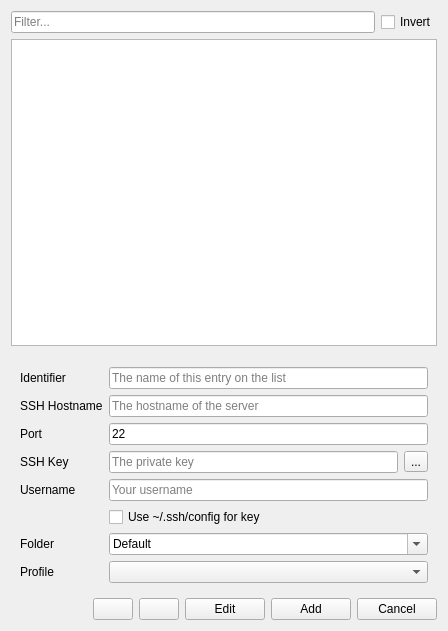
KDE/konsole, file src/plugins/SSHManager/sshwidget.ui: the form before one commit.
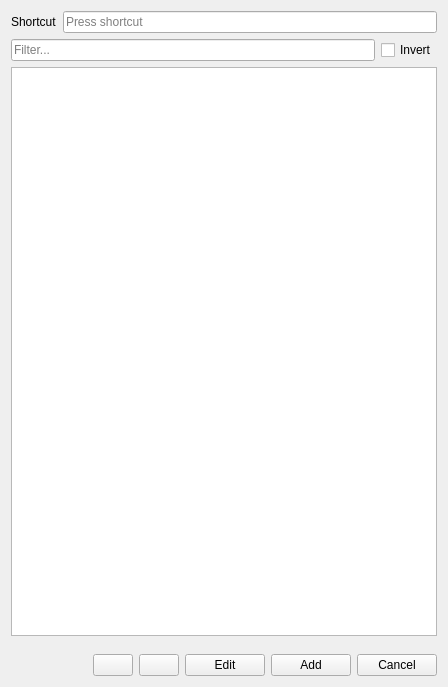
The form after the commit. Icons and pictures are not drawn. Custom widgets are drawn as their Qt base class.

```diff
--- a/src/plugins/SSHManager/sshwidget.ui
+++ b/src/plugins/SSHManager/sshwidget.ui
@@ -7,10 +7,24 @@
     <x>0</x>
     <y>0</y>
     <width>448</width>
-    <height>631</height>
+    <height>687</height>
    </rect>
   </property>
   <layout class="QVBoxLayout" name="verticalLayout">
+   <item>
+    <layout class="QHBoxLayout" name="horizontalLayout_4">
+     <item>
+      <widget class="QLabel" name="label_6">
+       <property name="text">
+        <string>Shortcut</string>
+       </property>
+      </widget>
+     </item>
+     <item>
+      <widget class="QKeySequenceEdit" name="keySequenceEdit"/>
+     </item>
+    </layout>
+   </item>
    <item>
     <layout class="QHBoxLayout" name="horizontalLayout_2">
      <item>
@@ -47,16 +61,28 @@
    </item>
    <item>
     <widget class="QWidget" name="sshInfoPane" native="true">
-     <layout class="QFormLayout" name="formLayout">
-      <item row="0" column="0">
        <widget class="QLabel" name="label_2">
+      <property name="geometry">
+       <rect>
+        <x>52</x>
+        <y>6</y>
+        <width>79</width>
+        <height>27</height>
+       </rect>
+      </property>
         <property name="text">
          <string>Identifier</string>
         </property>
        </widget>
-      </item>
-      <item row="0" column="1">
        <widget class="QLineEdit" name="name">
+      <property name="geometry">
+       <rect>
+        <x>137</x>
+        <y>6</y>
+        <width>186</width>
+        <height>41</height>
+       </rect>
+      </property>
         <property name="toolTip">
          <string>A name for this ssh entry</string>
         </property>
@@ -64,16 +90,28 @@
          <string>The name of this entry on the list</string>
         </property>
        </widget>
-      </item>
-      <item row="1" column="0">
        <widget class="QLabel" name="label">
+      <property name="geometry">
+       <rect>
+        <x>6</x>
+        <y>53</y>
+        <width>125</width>
+        <height>27</height>
+       </rect>
+      </property>
         <property name="text">
          <string>SSH Hostname</string>
         </property>
        </widget>
-      </item>
-      <item row="1" column="1">
        <widget class="QLineEdit" name="hostname">
+      <property name="geometry">
+       <rect>
+        <x>137</x>
+        <y>53</y>
+        <width>186</width>
+        <height>41</height>
+       </rect>
+      </property>
         <property name="toolTip">
          <string>The hostname of the server</string>
         </property>
@@ -81,16 +119,28 @@
          <string>The hostname of the server</string>
         </property>
        </widget>
-      </item>
-      <item row="2" column="0">
        <widget class="QLabel" name="label_3">
+      <property name="geometry">
+       <rect>
+        <x>95</x>
+        <y>100</y>
+        <width>36</width>
+        <height>27</height>
+       </rect>
+      </property>
         <property name="text">
          <string>Port</string>
         </property>
        </widget>
-      </item>
-      <item row="2" column="1">
        <widget class="QLineEdit" name="port">
+      <property name="geometry">
+       <rect>
+        <x>137</x>
+        <y>100</y>
+        <width>186</width>
+        <height>41</height>
+       </rect>
+      </property>
         <property name="toolTip">
          <string>The port of the server, 22 is the default for ssh connections</string>
         </property>
@@ -98,51 +148,41 @@
          <string>22</string>
         </property>
        </widget>
-      </item>
-      <item row="3" column="0">
        <widget class="QLabel" name="label_4">
+      <property name="geometry">
+       <rect>
+        <x>62</x>
+        <y>147</y>
+        <width>69</width>
+        <height>27</height>
+       </rect>
+      </property>
         <property name="text">
          <string>SSH Key</string>
         </property>
        </widget>
-      </item>
-      <item row="3" column="1">
-       <layout class="QHBoxLayout" name="horizontalLayout_3">
-        <item>
-         <widget class="QLineEdit" name="sshkey">
-          <property name="toolTip">
-           <string>The private key to be used for this connection</string>
-          </property>
-          <property name="text">
-           <string/>
-          </property>
-          <property name="placeholderText">
-           <string>The private key</string>
-          </property>
-         </widget>
-        </item>
-        <item>
-         <widget class="QToolButton" name="btnFindSshKey">
-          <property name="text">
-           <string>...</string>
-          </property>
-          <property name="icon">
-           <iconset theme="folder-open">
-            <normaloff>.</normaloff>.</iconset>
-          </property>
-         </widget>
-        </item>
-       </layout>
-      </item>
-      <item row="4" column="0">
        <widget class="QLabel" name="label_7">
+      <property name="geometry">
+       <rect>
+        <x>43</x>
+        <y>196</y>
+        <width>88</width>
+        <height>27</height>
+       </rect>
+      </property>
         <property name="text">
          <string>Username</string>
         </property>
        </widget>
-      </item>
-      <item row="4" column="1">
        <widget class="QLineEdit" name="username">
+      <property name="geometry">
+       <rect>
+        <x>137</x>
+        <y>196</y>
+        <width>186</width>
+        <height>41</height>
+       </rect>
+      </property>
         <property name="toolTip">
          <string>The username for the connection</string>
         </property>
@@ -150,9 +190,15 @@
          <string>Your username</string>
         </property>
        </widget>
-      </item>
-      <item row="5" column="1">
        <widget class="QCheckBox" name="useSshConfig">
+      <property name="geometry">
+       <rect>
+        <x>137</x>
+        <y>243</y>
+        <width>237</width>
+        <height>31</height>
+       </rect>
+      </property>
         <property name="toolTip">
          <string>If this is set, we don't rely on the SSH key set above, but on the configuration on ~/.ssh/config</string>
         </property>
@@ -160,16 +206,28 @@
          <string>Use ~/.ssh/config for key</string>
         </property>
        </widget>
-      </item>
-      <item row="6" column="0">
        <widget class="QLabel" name="folderLabel">
+      <property name="geometry">
+       <rect>
+        <x>76</x>
+        <y>280</y>
+        <width>55</width>
+        <height>27</height>
+       </rect>
+      </property>
         <property name="text">
          <string>Folder</string>
         </property>
        </widget>
-      </item>
-      <item row="6" column="1">
        <widget class="QComboBox" name="folder">
+      <property name="geometry">
+       <rect>
+        <x>137</x>
+        <y>280</y>
+        <width>108</width>
+        <height>41</height>
+       </rect>
+      </property>
         <property name="sizePolicy">
          <sizepolicy hsizetype="MinimumExpanding" vsizetype="Fixed">
           <horstretch>0</horstretch>
@@ -186,16 +244,28 @@
          <string>Default</string>
         </property>
        </widget>
-      </item>
-      <item row="7" column="0">
        <widget class="QLabel" name="label_5">
+      <property name="geometry">
+       <rect>
+        <x>76</x>
+        <y>327</y>
+        <width>55</width>
+        <height>27</height>
+       </rect>
+      </property>
         <property name="text">
          <string>Profile</string>
         </property>
        </widget>
-      </item>
-      <item row="7" column="1">
        <widget class="QComboBox" name="profile">
+      <property name="geometry">
+       <rect>
+        <x>137</x>
+        <y>327</y>
+        <width>108</width>
+        <height>41</height>
+       </rect>
+      </property>
         <property name="sizePolicy">
          <sizepolicy hsizetype="MinimumExpanding" vsizetype="Fixed">
           <horstretch>0</horstretch>
@@ -206,8 +276,42 @@
          <string>The profile to be active when the ssh session starts</string>
         </property>
        </widget>
-      </item>
-     </layout>
+     <widget class="QWidget" name="layoutWidget">
+      <property name="geometry">
+       <rect>
+        <x>0</x>
+        <y>0</y>
+        <width>226</width>
+        <height>43</height>
+       </rect>
+      </property>
+      <layout class="QHBoxLayout" name="horizontalLayout_3">
+       <item>
+        <widget class="QLineEdit" name="sshkey">
+         <property name="toolTip">
+          <string>The private key to be used for this connection</string>
+         </property>
+         <property name="text">
+          <string/>
+         </property>
+         <property name="placeholderText">
+          <string>The private key</string>
+         </property>
+        </widget>
+       </item>
+       <item>
+        <widget class="QToolButton" name="btnFindSshKey">
+         <property name="text">
+          <string>...</string>
+         </property>
+         <property name="icon">
+          <iconset theme="folder-open">
+           <normaloff>.</normaloff>.</iconset>
+         </property>
+        </widget>
+       </item>
+      </layout>
+     </widget>
     </widget>
    </item>
    <item>
```
Lines whose indentation alone changed are shown as unchanged.
